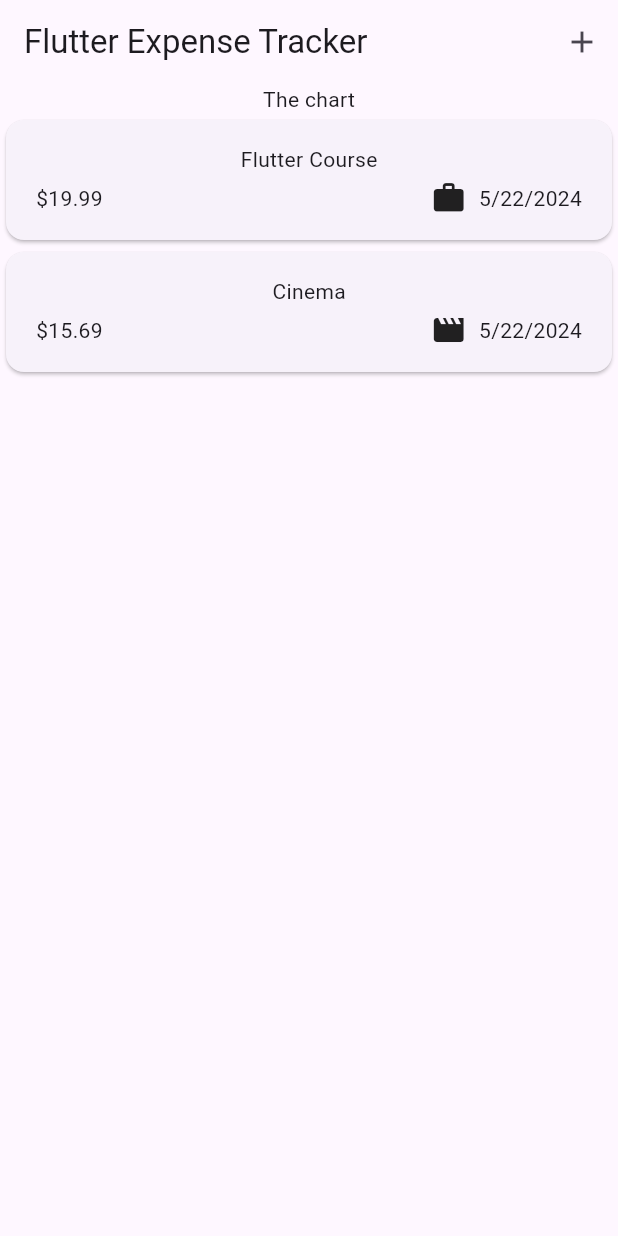
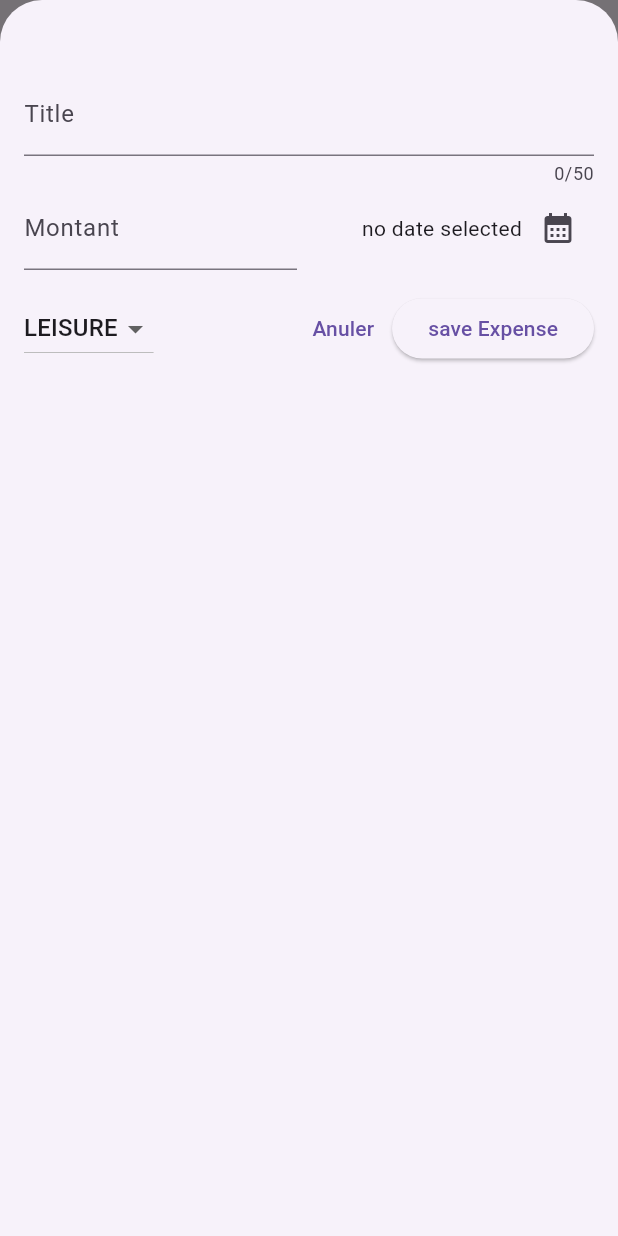
Before and after one commit to VIA2NEY/Course_Expense_Tracker, a Flutter app: the screen it shows after launch, after a tap on the "add" icon, on a phone screen of 412 x 824 dp. Run offline on Flutter 3.47's test engine with Material 3 defaults, Android fonts, the phone set to English and light mode, and no system bars.

Commit message:
modal adding for new expenses

```diff
--- a/lib/model/expense.dart
+++ b/lib/model/expense.dart
@@ -3,7 +3,7 @@ import 'package:intl/intl.dart';
 import 'package:uuid/uuid.dart';
 
 
-final formatter = DateFormat.yMd();
+final formatter = DateFormat('dd-MM-yyyy')  /**DateFormat.yMd()*/;
 const uuid = Uuid();
 
 enum Category { food, travel, leisure, work }
--- a/lib/widgets/expenses.dart
+++ b/lib/widgets/expenses.dart
@@ -1,4 +1,5 @@
 import 'package:expenses_tracker/widgets/expenses_list/expenses_list.dart';
+import 'package:expenses_tracker/widgets/new_expense.dart';
 import 'package:flutter/material.dart';
 
 import 'package:expenses_tracker/model/expense.dart';
@@ -28,6 +29,24 @@ class _ExpensesState extends State<Expenses> {
     ),
   ];
 
+  void _openAddExpenseOverlay (){
+    showModalBottomSheet(
+      isScrollControlled: true,
+      context: context,
+      builder: (ctx){
+        return  NewExpense(onAddExpenses: addExpense,);
+      }
+    );
+  }
+
+
+
+  void addExpense(Expense expense){
+    setState(() {
+      _registeredExpenses.add(expense);
+    });
+  }
+
   @override
   Widget build(BuildContext context) {
     return Scaffold(
@@ -36,7 +55,7 @@ class _ExpensesState extends State<Expenses> {
         actions: [
           IconButton(
             icon: Icon(Icons.add),
-            onPressed: (){}
+            onPressed: _openAddExpenseOverlay,
           )
         ],
       ),
--- /dev/null
+++ b/lib/widgets/new_expense.dart
@@ -0,0 +1,173 @@
+import 'package:expenses_tracker/model/expense.dart';
+import 'package:flutter/material.dart';
+
+class NewExpense extends StatefulWidget {
+  const NewExpense({super.key, required this.onAddExpenses});
+
+  final void Function(Expense expense) onAddExpenses;
+
+  @override
+  State<NewExpense> createState() => _NewExpenseState();
+}
+
+class _NewExpenseState extends State<NewExpense> {
+
+  final _titleController = TextEditingController();
+  final _amountController = TextEditingController();
+  DateTime? _selectedDate;
+  Category _selectedCategory = Category.leisure;
+
+  @override
+  void dispose() {
+
+    _titleController.dispose(); // Pour quand quand il fini d'être call il se ferme pour ne pas que sa reste en memoire de l'app
+    _amountController.dispose();
+    super.dispose();
+  }
+
+  void _presentDatePicker() async{
+    final now = DateTime.now();
+    final firstDate = DateTime(now.year - 1, now.month, now.day);
+
+    final pickedDate = await showDatePicker(
+      context: context,
+      initialDate: now,
+      firstDate: firstDate,
+      lastDate: now
+    );
+
+    setState(() {
+      _selectedDate = pickedDate;
+    });
+  }
+
+  void _submitExpenseData (){
+
+    final enteredAmount = double.tryParse(_amountController.text); // Parse [source] as a double literal and return its value.
+    final amountIsInvalid = enteredAmount == null || enteredAmount <= 0;
+
+    // Si le titre est null (Aucune info) et que le montant entrer n'est pas valide
+    if (_titleController.text.trim().isEmpty || amountIsInvalid || _selectedDate == null) { /*trim enleve les espace de debut et de fin */
+      // Afficher un message d'erreur
+      showDialog(
+        context: context,
+        builder: (ctx){
+          return AlertDialog(
+            title: Text('Entrée Invalid'),
+            content: Text("S'il vous plaît assurer vous d'avoir renter toute les information correctement"),
+            actions: [
+              TextButton(
+                onPressed: (){
+                  Navigator.pop(ctx);
+                },
+                child: Text("Okay")
+              )
+            ],
+          );
+        }
+      );
+      return ;
+    }
+
+    widget.onAddExpenses(
+      Expense(
+        title: _titleController.text,
+        amount: enteredAmount,
+        date: _selectedDate!,
+        category: _selectedCategory
+      )
+    );
+  }
+
+  @override
+  Widget build(BuildContext context) {
+    return Padding(
+      padding: EdgeInsets.fromLTRB(16, 48, 16, 16),
+      child: Column(
+        children: [
+
+          TextField(
+            controller: _titleController,
+            maxLength: 50,
+            decoration: InputDecoration(label: Text('Title')),
+          ),
+
+          Row(
+            children: [
+              Expanded(
+                child: TextField(
+                  controller: _amountController,
+                  keyboardType: TextInputType.number,
+                  decoration: InputDecoration(
+                    prefixText: 'Fcfa',
+                    label: Text('Montant')
+                  ),
+                ),
+              ),
+
+              SizedBox(width: 16,),
+
+              Expanded(
+                child: Row(
+                  mainAxisAlignment: MainAxisAlignment.end,
+                  crossAxisAlignment: CrossAxisAlignment.center,
+                  children: [
+                    Text(
+                      _selectedDate == null ? 'no date selected' : formatter.format(_selectedDate!)
+                    ),
+                    IconButton(
+                      icon: Icon(
+                        Icons.calendar_month
+                      ),
+                      onPressed: _presentDatePicker,
+                    )
+                  ],
+                )
+              )
+            ],
+          ),
+
+          SizedBox(height: 15,),
+
+          Row(
+            children: [
+              DropdownButton(
+                value: _selectedCategory,
+                items: Category.values.map(
+                  (categori) => DropdownMenuItem(
+                    value: categori,
+                    child: Text(categori.name.toUpperCase())
+                  )
+                ).toList(),
+                onChanged: (value){
+                  if (value == null) {
+                    return;
+                  }
+                  setState(() {
+                    _selectedCategory = value;
+                  });
+                }
+              ),
+
+              Spacer(),
+
+              TextButton(
+                child: Text('Anuler'),
+                onPressed: (){
+                  Navigator.pop(context);
+                },
+              ),
+
+              ElevatedButton(
+                child: Text('save Expense'),
+                onPressed: _submitExpenseData,
+              )
+            ],
+          ),
+
+
+        ],
+      ),
+    );
+  }
+}
```
